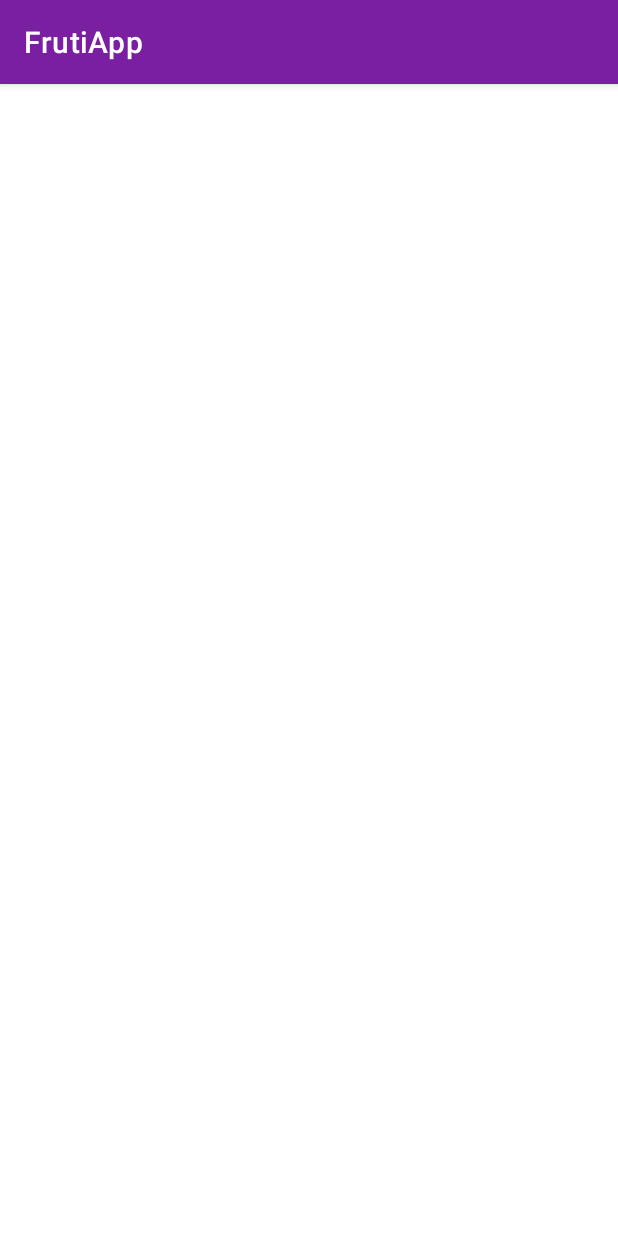
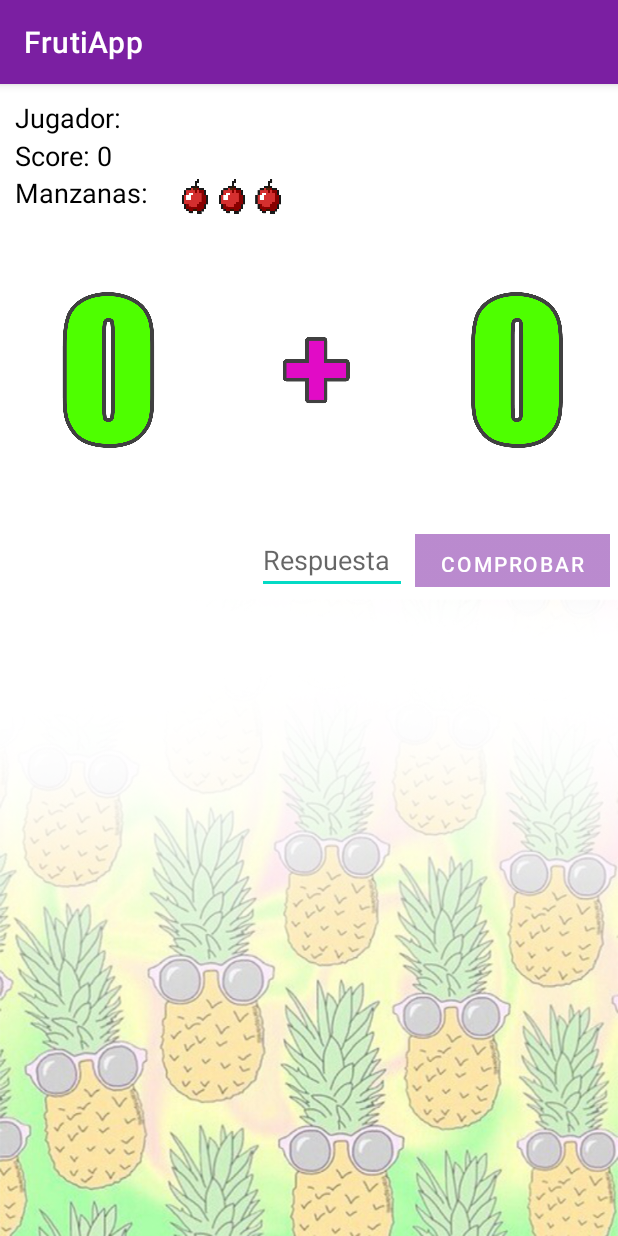
Before and after one commit to Juan9110/FrutiApp, an Android app: the MainActivity2_Nivel1 screen opened directly, with no data from a screen before it, on a phone screen of 412 x 824 dp. Run offline under Robolectric (Android 15) with nearby library versions, the phone set to English and light mode, and no system bars.

Commit message:
add 2 activity + funciones

```diff
--- a/app/src/main/res/layout/activity_main_activity2__nivel1.xml
+++ b/app/src/main/res/layout/activity_main_activity2__nivel1.xml
@@ -1,9 +1,138 @@
 <?xml version="1.0" encoding="utf-8"?>
-<androidx.constraintlayout.widget.ConstraintLayout xmlns:android="http://schemas.android.com/apk/res/android"
+<RelativeLayout xmlns:android="http://schemas.android.com/apk/res/android"
     xmlns:app="http://schemas.android.com/apk/res-auto"
     xmlns:tools="http://schemas.android.com/tools"
     android:layout_width="match_parent"
     android:layout_height="match_parent"
+    android:background="@drawable/wallpaperprincipal"
     tools:context=".MainActivity2_Nivel1">
 
-</androidx.constraintlayout.widget.ConstraintLayout>
+    <TextView
+        android:layout_width="wrap_content"
+        android:layout_height="wrap_content"
+        android:layout_alignParentStart="true"
+        android:layout_alignParentLeft="true"
+        android:layout_alignParentTop="true"
+        android:layout_marginStart="10dp"
+        android:layout_marginLeft="10dp"
+        android:layout_marginTop="10dp"
+        android:text="@string/jugador_nombre"
+        android:textColor="@android:color/background_dark"
+        android:textSize="18sp" />
+
+    <TextView
+        android:id="@+id/textView_score"
+        android:layout_width="wrap_content"
+        android:layout_height="wrap_content"
+        android:layout_alignParentStart="true"
+        android:layout_alignParentLeft="true"
+        android:layout_alignParentTop="true"
+        android:layout_marginStart="10dp"
+        android:layout_marginLeft="10dp"
+        android:layout_marginTop="35dp"
+        android:text="@string/total_score"
+        android:textColor="@android:color/background_dark"
+        android:textSize="18sp" />
+
+    <TextView
+        android:id="@+id/textView_Manzanas"
+        android:layout_width="wrap_content"
+        android:layout_height="wrap_content"
+        android:layout_alignParentStart="true"
+        android:layout_alignParentLeft="true"
+        android:layout_alignParentTop="true"
+        android:layout_marginStart="10dp"
+        android:layout_marginLeft="10dp"
+        android:layout_marginTop="60dp"
+        android:text="@string/et_vidas"
+        android:textColor="@android:color/background_dark"
+        android:textSize="18sp" />
+
+    <ImageView
+        android:id="@+id/imageView_vidas"
+        android:layout_width="80dp"
+        android:layout_height="25dp"
+        android:layout_alignParentTop="true"
+        android:layout_alignParentEnd="true"
+        android:layout_alignParentRight="true"
+        android:layout_marginTop="61dp"
+        android:layout_marginEnd="217dp"
+        android:layout_marginRight="217dp"
+        android:contentDescription="@string/app_name"
+        app:srcCompat="@drawable/tresvidas" />
+
+    <ImageView
+        android:id="@+id/imageViewNumUno"
+        android:layout_width="120dp"
+        android:layout_height="120dp"
+        android:layout_alignParentStart="true"
+        android:layout_alignParentLeft="true"
+        android:layout_alignParentTop="true"
+        android:layout_marginStart="5dp"
+        android:layout_marginLeft="5dp"
+        android:layout_marginTop="130dp"
+        android:layout_marginEnd="7dp"
+        android:layout_marginRight="7dp"
+        android:layout_toStartOf="@+id/imageView_signo"
+        android:layout_toLeftOf="@+id/imageView_signo"
+        android:contentDescription="@string/app_name"
+        app:srcCompat="@drawable/cero" />
+
+    <ImageView
+        android:id="@+id/imageView_signo"
+        android:layout_width="120dp"
+        android:layout_height="125dp"
+        android:layout_alignParentTop="true"
+        android:layout_marginStart="5dp"
+        android:layout_marginLeft="5dp"
+        android:layout_marginTop="130dp"
+        android:layout_marginEnd="7dp"
+        android:layout_marginRight="7dp"
+        android:layout_toStartOf="@+id/imageView_NumDos"
+        android:layout_toLeftOf="@+id/imageView_NumDos"
+        android:contentDescription="@string/app_name"
+        app:srcCompat="@drawable/adicion" />
+
+    <ImageView
+        android:id="@+id/imageView_NumDos"
+        android:layout_width="120dp"
+        android:layout_height="120dp"
+        android:layout_alignParentTop="true"
+        android:layout_alignParentEnd="true"
+        android:layout_alignParentRight="true"
+        android:layout_marginStart="5dp"
+        android:layout_marginLeft="5dp"
+        android:layout_marginTop="130dp"
+        android:layout_marginEnd="7dp"
+        android:layout_marginRight="7dp"
+        android:contentDescription="@string/app_name"
+        app:srcCompat="@drawable/cero" />
+
+    <EditText
+        android:id="@+id/editText_resultado"
+        android:layout_width="100dp"
+        android:layout_height="40dp"
+        android:layout_alignParentTop="true"
+        android:layout_marginTop="300dp"
+        android:layout_marginEnd="5dp"
+        android:layout_marginRight="5dp"
+        android:layout_toStartOf="@+id/button2"
+        android:layout_toLeftOf="@+id/button2"
+        android:ems="10"
+        android:hint="@string/et_respuesta"
+        android:inputType="number" />
+
+    <Button
+        android:id="@+id/button2"
+        android:layout_width="130dp"
+        android:layout_height="35dp"
+        android:layout_alignParentTop="true"
+        android:layout_alignParentEnd="true"
+        android:layout_alignParentRight="true"
+        android:layout_marginTop="300dp"
+        android:layout_marginEnd="5dp"
+        android:layout_marginRight="5dp"
+        android:background="@drawable/fondoboton"
+        android:text="@string/boton_sumar"
+        android:textColor="@android:color/background_light" />
+</RelativeLayout>
--- a/app/src/main/res/values/strings.xml
+++ b/app/src/main/res/values/strings.xml
@@ -2,4 +2,10 @@
     <string name="app_name">FrutiApp</string>
     <string name="et_nombre">¿Como te llamas</string>
     <string name="boton">Jugar</string>
+
+    <string name="et_vidas">Manzanas: </string>
+    <string name="jugador_nombre">Jugador: </string>
+    <string name="total_score">Score: 0</string>
+    <string name="boton_sumar">Comprobar</string>
+    <string name="et_respuesta">Respuesta</string>
 </resources>
```
